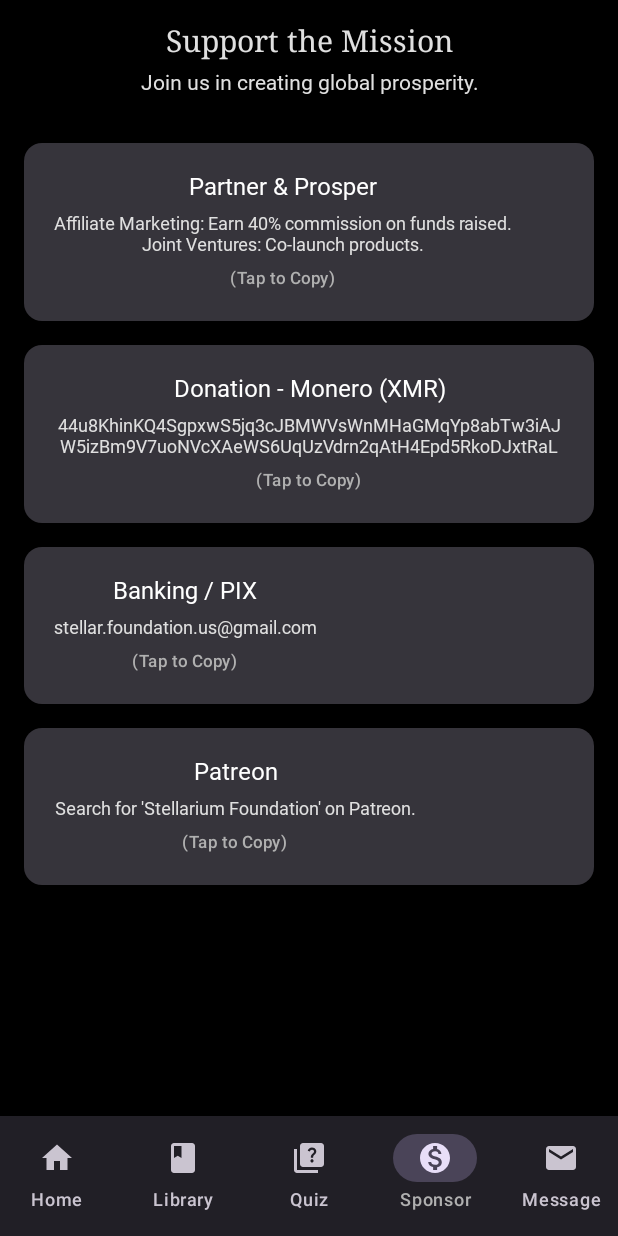
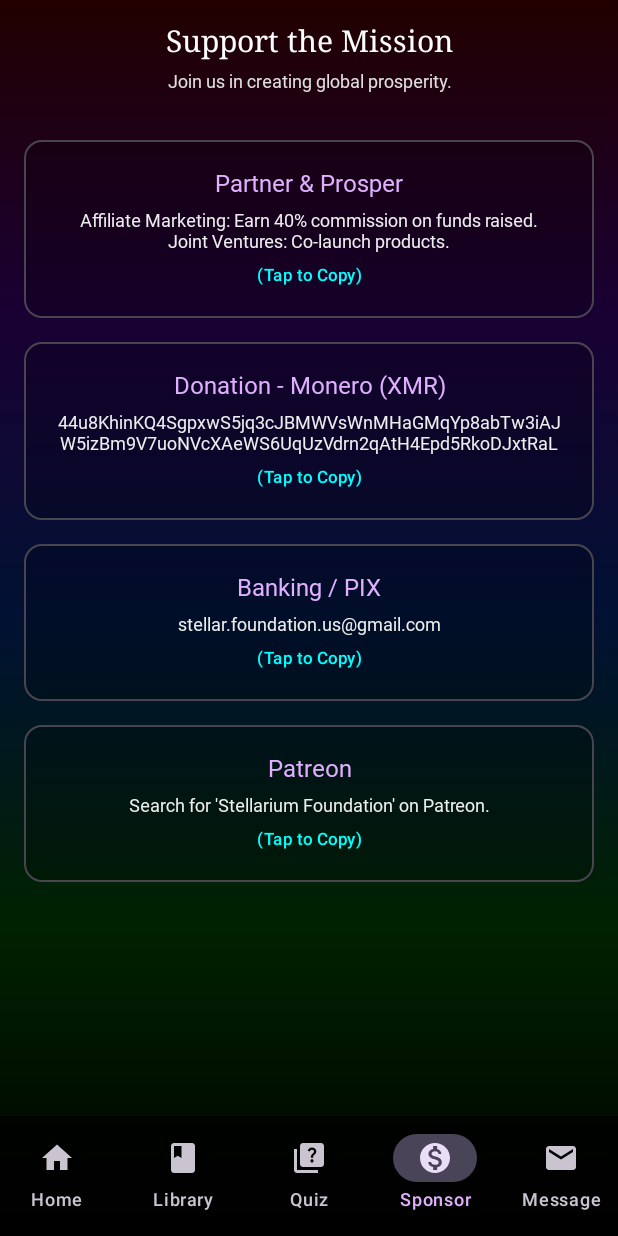
Before and after one commit to StellariumFoundation/Stellarium-App, an Android app built with Jetpack Compose: the screen it shows after launch (MainActivity), item 4 of the bottom bar chosen, on a phone screen of 412 x 824 dp. Run offline under Robolectric (Android 15) with nearby library versions, the phone set to English and light mode, and no system bars; Roboto replaces fonts that are not available here.

Commit message:
Last Sync: 2025-12-17 21:50 (Mobile)

```diff
--- a/app/src/main/java/com/jv/stellariumapp/BookScreen.kt
+++ b/app/src/main/java/com/jv/stellariumapp/BookScreen.kt
@@ -21,36 +21,48 @@ fun BookScreen() {
     )
 
     Column(
-        modifier = Modifier.padding(16.dp).fillMaxSize(),
+        modifier = Modifier
+            .padding(16.dp)
+            .fillMaxSize(),
         horizontalAlignment = Alignment.CenterHorizontally
     ) {
         Text(
             text = "The Stellarium Book",
             style = MaterialTheme.typography.headlineMedium,
-            textAlign = TextAlign.Center
+            textAlign = TextAlign.Center,
+            color = MaterialTheme.colorScheme.primary
         )
         Spacer(modifier = Modifier.height(16.dp))
 
         LazyColumn(
             verticalArrangement = Arrangement.spacedBy(12.dp),
-            horizontalAlignment = Alignment.CenterHorizontally
+            horizontalAlignment = Alignment.CenterHorizontally,
+            modifier = Modifier.fillMaxWidth()
         ) {
             items(chapters) { chapter ->
-                Card(modifier = Modifier.fillMaxWidth()) {
+                // Using OutlinedCard for a cleaner look on the dark gradient
+                OutlinedCard(
+                    modifier = Modifier.fillMaxWidth(),
+                    colors = CardDefaults.outlinedCardColors(
+                        containerColor = MaterialTheme.colorScheme.surface
+                    )
+                ) {
                     Column(
-                        modifier = Modifier.padding(20.dp),
+                        modifier = Modifier
+                            .padding(20.dp)
+                            .fillMaxWidth(),
                         horizontalAlignment = Alignment.CenterHorizontally
                     ) {
                         Text(
                             text = chapter.title,
                             style = MaterialTheme.typography.titleMedium,
-                            color = MaterialTheme.colorScheme.primary,
+                            color = MaterialTheme.colorScheme.secondary,
                             textAlign = TextAlign.Center
                         )
                         Spacer(modifier = Modifier.height(8.dp))
                         Text(
                             text = chapter.content,
-                            style = MaterialTheme.typography.bodyLarge,
+                            style = MaterialTheme.typography.bodyMedium, // Smaller font
                             textAlign = TextAlign.Center
                         )
                     }
@@ -60,5 +72,5 @@ fun BookScreen() {
     }
 }
 
-// THIS WAS MISSING
+// Fixed: Data class is now present
 data class Chapter(val title: String, val content: String)
--- a/app/src/main/java/com/jv/stellariumapp/HomeScreen.kt
+++ b/app/src/main/java/com/jv/stellariumapp/HomeScreen.kt
@@ -21,13 +21,14 @@ fun HomeScreen() {
         modifier = Modifier
             .fillMaxSize()
             .verticalScroll(rememberScrollState())
-            .padding(24.dp), // Increased padding for cleaner look
+            .padding(24.dp),
         horizontalAlignment = Alignment.CenterHorizontally
     ) {
         Text(
             text = "STELLARIUM FOUNDATION",
-            style = MaterialTheme.typography.displayLarge,
-            color = MaterialTheme.colorScheme.primary
+            style = MaterialTheme.typography.displayMedium, // Using smaller display style
+            color = MaterialTheme.colorScheme.primary,
+            textAlign = TextAlign.Center
         )
 
         Spacer(modifier = Modifier.height(8.dp))
@@ -35,21 +36,29 @@ fun HomeScreen() {
         Text(
             text = "Do Good. Make Money. Have Fun.",
             style = MaterialTheme.typography.titleMedium.copy(fontStyle = FontStyle.Italic),
-            color = MaterialTheme.colorScheme.secondary
+            color = MaterialTheme.colorScheme.secondary,
+            textAlign = TextAlign.Center
         )
 
         Spacer(modifier = Modifier.height(32.dp))
 
-        Card(modifier = Modifier.fillMaxWidth()) {
+        OutlinedCard(
+            modifier = Modifier.fillMaxWidth(),
+            colors = CardDefaults.outlinedCardColors(
+                containerColor = MaterialTheme.colorScheme.surface
+            )
+        ) {
             Column(
-                modifier = Modifier.padding(24.dp),
+                modifier = Modifier
+                    .padding(24.dp)
+                    .fillMaxWidth(),
                 horizontalAlignment = Alignment.CenterHorizontally
             ) {
                 Text(text = "Our Mission", style = MaterialTheme.typography.titleLarge)
                 Spacer(modifier = Modifier.height(12.dp))
                 Text(
                     text = "We are dedicated to driving economic prosperity and social progress. We empower individuals through innovative solutions and strategic partnerships.",
-                    style = MaterialTheme.typography.bodyLarge,
+                    style = MaterialTheme.typography.bodyMedium, // Smaller font
                     textAlign = TextAlign.Center
                 )
             }
@@ -61,7 +70,8 @@ fun HomeScreen() {
             text = "THE LAW",
             style = MaterialTheme.typography.headlineMedium,
             fontWeight = FontWeight.Bold,
-            color = MaterialTheme.colorScheme.primary
+            color = MaterialTheme.colorScheme.primary,
+            textAlign = TextAlign.Center
         )
 
         Spacer(modifier = Modifier.height(16.dp))
@@ -72,7 +82,6 @@ fun HomeScreen() {
 
         Spacer(modifier = Modifier.height(24.dp))
 
-        // Website Link
         OutlinedButton(
             onClick = {
                 val intent = android.content.Intent(
@@ -90,14 +99,20 @@ fun HomeScreen() {
 @Composable
 fun LawItem(title: String, desc: String) {
     Column(
-        modifier = Modifier.padding(vertical = 12.dp).fillMaxWidth(),
+        modifier = Modifier
+            .padding(vertical = 12.dp)
+            .fillMaxWidth(),
         horizontalAlignment = Alignment.CenterHorizontally
     ) {
-        Text(text = "∆ $title", style = MaterialTheme.typography.titleLarge)
+        Text(
+            text = "∆ $title",
+            style = MaterialTheme.typography.titleMedium,
+            color = MaterialTheme.colorScheme.secondary
+        )
         Spacer(modifier = Modifier.height(4.dp))
         Text(
             text = desc,
-            style = MaterialTheme.typography.bodyLarge,
+            style = MaterialTheme.typography.bodyMedium,
             textAlign = TextAlign.Center
         )
     }
--- a/app/src/main/java/com/jv/stellariumapp/MainActivity.kt
+++ b/app/src/main/java/com/jv/stellariumapp/MainActivity.kt
@@ -3,21 +3,25 @@ package com.jv.stellariumapp
 import android.os.Bundle
 import androidx.activity.ComponentActivity
 import androidx.activity.compose.setContent
+import androidx.compose.foundation.background
+import androidx.compose.foundation.layout.Box
+import androidx.compose.foundation.layout.fillMaxSize
 import androidx.compose.foundation.layout.padding
 import androidx.compose.material3.*
 import androidx.compose.runtime.Composable
 import androidx.compose.runtime.getValue
 import androidx.compose.ui.Modifier
+import androidx.compose.ui.graphics.Color
 import androidx.navigation.NavDestination.Companion.hierarchy
 import androidx.navigation.NavGraph.Companion.findStartDestination
 import androidx.navigation.compose.*
-import com.jv.stellariumapp.ui.theme.StellariumAppTheme // Import your theme
+import com.jv.stellariumapp.ui.theme.StellariumAppTheme
+import com.jv.stellariumapp.ui.theme.StellariumGradient
 
 class MainActivity : ComponentActivity() {
     override fun onCreate(savedInstanceState: Bundle?) {
         super.onCreate(savedInstanceState)
         setContent {
-            // Apply the theme here
             StellariumAppTheme {
                 StellariumApp()
             }
@@ -36,9 +40,19 @@ fun StellariumApp() {
         Screen.Contact
     )
 
+    // Global Gradient Background
+    Box(
+        modifier = Modifier
+            .fillMaxSize()
+            .background(StellariumGradient) // <--- THE RAINBOW GRADIENT
+    ) {
         Scaffold(
+            // Make Scaffold Transparent so gradient shows
+            containerColor = Color.Transparent,
             bottomBar = {
-            NavigationBar {
+                NavigationBar(
+                    containerColor = Color(0xCC000000) // Semi-transparent black bottom bar
+                ) {
                     val navBackStackEntry by navController.currentBackStackEntryAsState()
                     val currentDestination = navBackStackEntry?.destination
                     items.forEach { screen ->
@@ -71,3 +85,4 @@ fun StellariumApp() {
             }
         }
     }
+}
--- a/app/src/main/java/com/jv/stellariumapp/SponsorScreen.kt
+++ b/app/src/main/java/com/jv/stellariumapp/SponsorScreen.kt
@@ -23,11 +23,16 @@ fun SponsorScreen() {
             .verticalScroll(rememberScrollState()),
         horizontalAlignment = Alignment.CenterHorizontally
     ) {
-        Text(text = "Support the Mission", style = MaterialTheme.typography.headlineMedium)
+        Text(
+            text = "Support the Mission",
+            style = MaterialTheme.typography.headlineMedium,
+            textAlign = TextAlign.Center,
+            color = MaterialTheme.colorScheme.primary
+        )
         Spacer(modifier = Modifier.height(8.dp))
         Text(
             text = "Join us in creating global prosperity.",
-            style = MaterialTheme.typography.bodyLarge,
+            style = MaterialTheme.typography.bodyMedium,
             textAlign = TextAlign.Center
         )
 
@@ -45,34 +50,40 @@ fun SponsorOption(title: String, details: String) {
     val context = LocalContext.current
     val clipboardManager = LocalClipboardManager.current
 
-    Card(
+    OutlinedCard(
         onClick = {
             clipboardManager.setText(AnnotatedString(details))
             Toast.makeText(context, "Copied to clipboard", Toast.LENGTH_SHORT).show()
         },
-        modifier = Modifier.fillMaxWidth().padding(vertical = 8.dp)
+        modifier = Modifier.fillMaxWidth().padding(vertical = 8.dp),
+        colors = CardDefaults.outlinedCardColors(
+            containerColor = MaterialTheme.colorScheme.surface
+        )
     ) {
         Column(
-            modifier = Modifier.padding(20.dp),
+            modifier = Modifier
+                .padding(20.dp)
+                .fillMaxWidth(),
             horizontalAlignment = Alignment.CenterHorizontally
         ) {
             Text(
                 text = title,
                 style = MaterialTheme.typography.titleMedium,
-                color = MaterialTheme.colorScheme.primary,
+                color = MaterialTheme.colorScheme.secondary,
                 textAlign = TextAlign.Center
             )
             Spacer(modifier = Modifier.height(8.dp))
             Text(
                 text = details,
-                style = MaterialTheme.typography.bodyMedium,
+                style = MaterialTheme.typography.bodyMedium, // Smaller font
                 textAlign = TextAlign.Center
             )
             Spacer(modifier = Modifier.height(8.dp))
             Text(
                 text = "(Tap to Copy)",
                 style = MaterialTheme.typography.labelSmall,
-                color = MaterialTheme.colorScheme.secondary
+                color = MaterialTheme.colorScheme.tertiary,
+                textAlign = TextAlign.Center
             )
         }
     }
--- a/app/src/main/java/com/jv/stellariumapp/ui/theme/Theme.kt
+++ b/app/src/main/java/com/jv/stellariumapp/ui/theme/Theme.kt
@@ -5,52 +5,54 @@ import android.os.Build
 import androidx.compose.foundation.isSystemInDarkTheme
 import androidx.compose.material3.MaterialTheme
 import androidx.compose.material3.darkColorScheme
-import androidx.compose.material3.dynamicDarkColorScheme
-import androidx.compose.material3.lightColorScheme
 import androidx.compose.runtime.Composable
 import androidx.compose.runtime.SideEffect
+import androidx.compose.ui.graphics.Brush
 import androidx.compose.ui.graphics.Color
 import androidx.compose.ui.graphics.toArgb
-import androidx.compose.ui.platform.LocalContext
 import androidx.compose.ui.platform.LocalView
 import androidx.core.view.WindowCompat
 
-// Website Theme: Dark, Elegant, High Contrast
-private val WebsiteDarkScheme = darkColorScheme(
-    primary = Color(0xFFFFFFFF),     // White text/icons
+// The Website Vibe: Dark Background with Neon/Rainbow highlights
+private val DarkRainbowScheme = darkColorScheme(
+    primary = Color(0xFFFFFFFF),      // White Text
     onPrimary = Color(0xFF000000),
-    secondary = Color(0xFFB0B0B0),   // Light Grey accents
-    tertiary = Color(0xFFD0BCFF),    // Slight purple tint for interactive elements
-    background = Color(0xFF000000),  // Pitch Black background like the hero image
-    surface = Color(0xFF121212),     // Very dark grey cards
+    secondary = Color(0xFFE0B0FF),    // Light Mauve for accents
+    tertiary = Color(0xFF00FFFF),     // Cyan for buttons/interactions
+    background = Color.Transparent,   // IMPORTANT: Transparent so our Gradient shows through
+    surface = Color(0x33000000),      // Semi-transparent black for Cards
     onBackground = Color(0xFFE0E0E0),
-    onSurface = Color(0xFFE0E0E0)
+    onSurface = Color(0xFFEEEEEE)
 )
 
-// We override Light Scheme to match Dark because the user wants "Website Theme" (which is dark)
-private val WebsiteLightScheme = WebsiteDarkScheme
+// Define the "Semi Rainbow" Gradient Brush
+val StellariumGradient = Brush.verticalGradient(
+    colors = listOf(
+        Color(0xFF220000), // Deep Dark Red (Top)
+        Color(0xFF1A0033), // Deep Dark Purple
+        Color(0xFF001133), // Deep Dark Blue
+        Color(0xFF002200), // Deep Dark Green
+        Color(0xFF000000)  // Black (Bottom)
+    )
+)
 
 @Composable
 fun StellariumAppTheme(
-    darkTheme: Boolean = isSystemInDarkTheme(),
-    // We turn OFF dynamic color to force our custom website branding
-    dynamicColor: Boolean = false,
+    darkTheme: Boolean = true, // Force Dark Theme
     content: @Composable () -> Unit
 ) {
-    val colorScheme = WebsiteDarkScheme // Force the Dark/Website look
-
     val view = LocalView.current
     if (!view.isInEditMode) {
         SideEffect {
             val window = (view.context as Activity).window
-            window.statusBarColor = colorScheme.background.toArgb()
-            WindowCompat.getInsetsController(window, view).isAppearanceLightStatusBars = false // White text on status bar
+            window.statusBarColor = Color.Black.toArgb()
+            WindowCompat.getInsetsController(window, view).isAppearanceLightStatusBars = false
         }
     }
 
     MaterialTheme(
-        colorScheme = colorScheme,
-        typography = Typography,
+        colorScheme = DarkRainbowScheme,
+        typography = Typography, // Ensure you have the Typography from the previous step
         content = content
     )
 }
```
Lines whose indentation alone changed are shown as unchanged.
